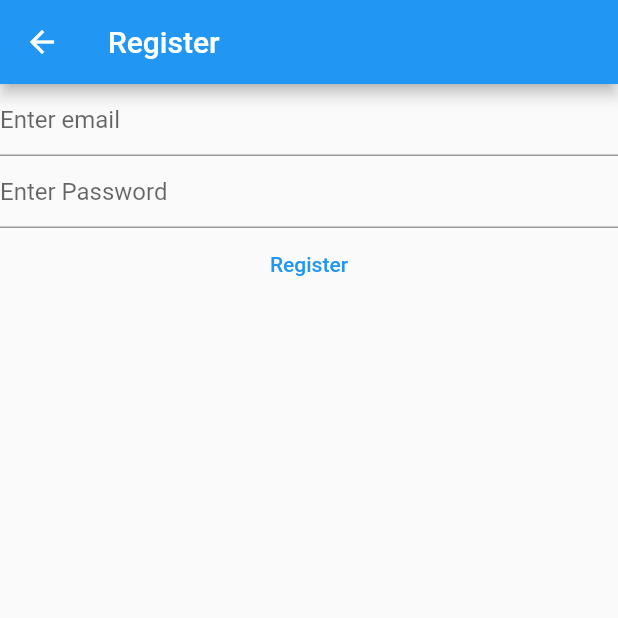
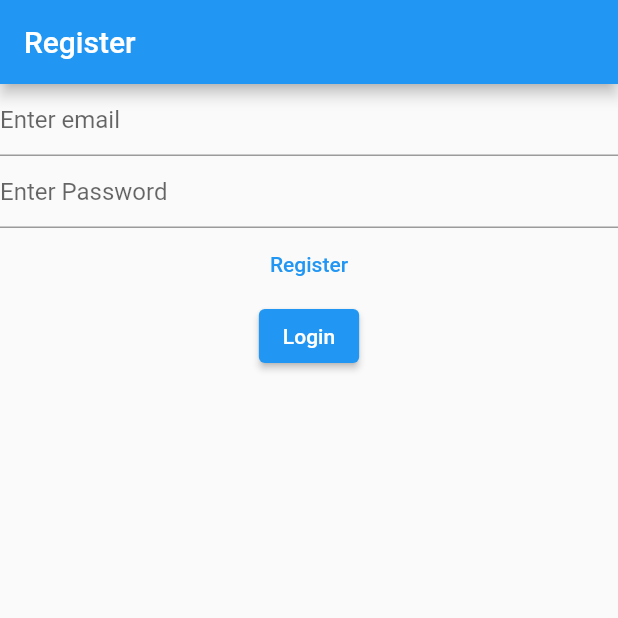
Before and after one commit to gmpaliwal07/Notes-App, a Flutter app: the RegisterView screen opened directly, on a phone screen of 412 x 824 dp, the top half of it. Run offline on Flutter 3.47's test engine with Material 2 defaults, Android fonts, the phone set to English and light mode, and no system bars; our stand-ins replace firebase_auth, firebase_core; accounts and stored records are empty.

Commit message:
second-commit

```diff
--- a/lib/view/register_view.dart
+++ b/lib/view/register_view.dart
@@ -1,7 +1,5 @@
 import 'package:firebase_auth/firebase_auth.dart';
-import 'package:firebase_core/firebase_core.dart';
 import 'package:flutter/material.dart';
-import 'package:notes/firebase_options.dart';
 
 class RegisterView extends StatefulWidget {
   const RegisterView({super.key});
@@ -32,15 +30,9 @@
   Widget build(BuildContext context) {
     return Scaffold(
       appBar: AppBar(
-        title: const Text('Register'),
+        title: const Text("Register"),
       ),
-      body: FutureBuilder(
-        future: Firebase.initializeApp(
-            options: DefaultFirebaseOptions.currentPlatform),
-        builder: (context, snapshot) {
-          switch (snapshot.connectionState) {
-            case ConnectionState.done:
-              return Column(
+      body: Column(
         children: [
           TextField(
             controller: _email,
@@ -54,8 +46,7 @@
             enableSuggestions: false,
             autocorrect: false,
             controller: _password,
-                    decoration:
-                        const InputDecoration(hintText: "Enter Password"),
+            decoration: const InputDecoration(hintText: "Enter Password"),
           ),
           TextButton(
             onPressed: () async {
@@ -83,12 +74,13 @@
             },
             child: const Text('Register'),
           ),
+          ElevatedButton(
+              onPressed: () {
+                Navigator.of(context)
+                    .pushNamedAndRemoveUntil('/login/', (route) => false);
+              },
+              child: const Text("Login"))
         ],
-              );
-            default:
-              return const Text("Loading.....");
-          }
-        },
       ),
     );
   }
```
Also changed, not shown: lib/main.dart (+15 -16 lines), lib/view/login_view.dart (+11 -19 lines), lib/view/verify_email.dart (added, +31 -0 lines). Lines whose indentation alone changed are shown as unchanged.
